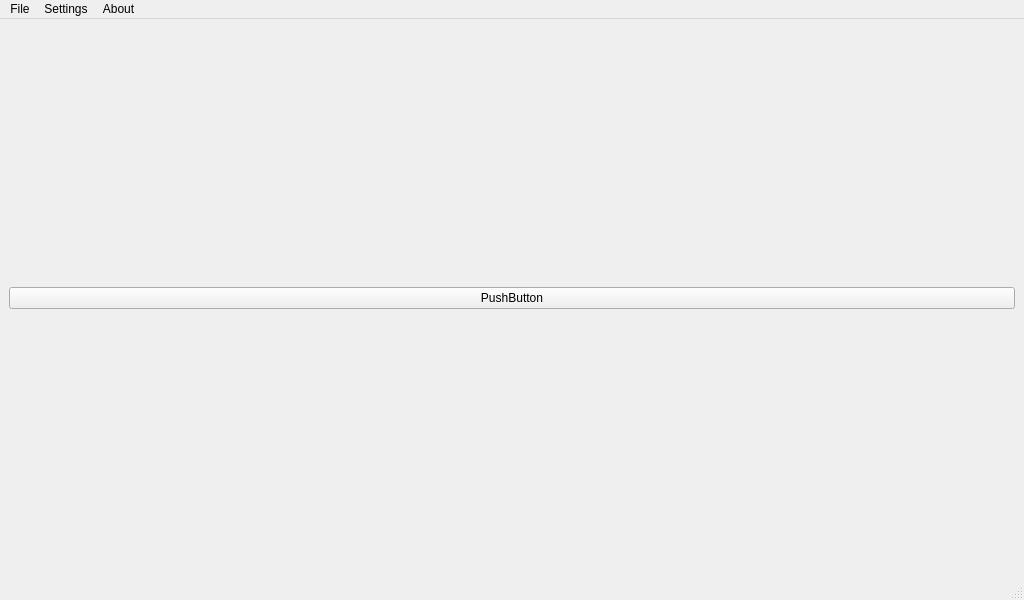
First picture: the form in iVS3D/src/iVS3D-core/view/mainwindow.ui, repository iVS3D/iVS3D, before the edit.
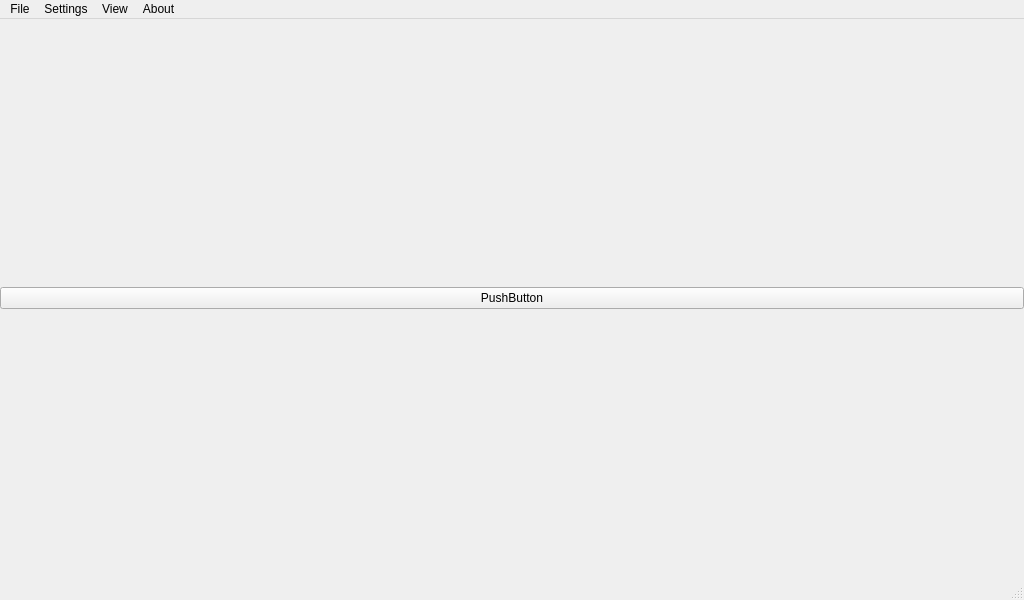
Second picture: the form after the edit. Icons and pictures are not drawn.

Diff of the .ui file:
```diff
--- a/iVS3D/src/iVS3D-core/view/mainwindow.ui
+++ b/iVS3D/src/iVS3D-core/view/mainwindow.ui
@@ -19,6 +19,21 @@
   </property>
   <widget class="QWidget" name="centralwidget">
    <layout class="QVBoxLayout" name="verticalLayout">
+    <property name="spacing">
+     <number>5</number>
+    </property>
+    <property name="leftMargin">
+     <number>0</number>
+    </property>
+    <property name="topMargin">
+     <number>0</number>
+    </property>
+    <property name="rightMargin">
+     <number>0</number>
+    </property>
+    <property name="bottomMargin">
+     <number>0</number>
+    </property>
     <item>
      <widget class="QPushButton" name="pushButton">
       <property name="text">
@@ -34,7 +49,7 @@
      <x>0</x>
      <y>0</y>
      <width>1024</width>
-     <height>20</height>
+     <height>26</height>
     </rect>
    </property>
    <widget class="QMenu" name="menuFile">
@@ -68,8 +83,14 @@
     <addaction name="actionHelp"/>
     <addaction name="actionLicence"/>
    </widget>
+   <widget class="QMenu" name="menuView">
+    <property name="title">
+     <string>View</string>
+    </property>
+   </widget>
    <addaction name="menuFile"/>
    <addaction name="menuSettings"/>
+   <addaction name="menuView"/>
    <addaction name="menuAbout"/>
   </widget>
   <widget class="QStatusBar" name="statusbar"/>
```
